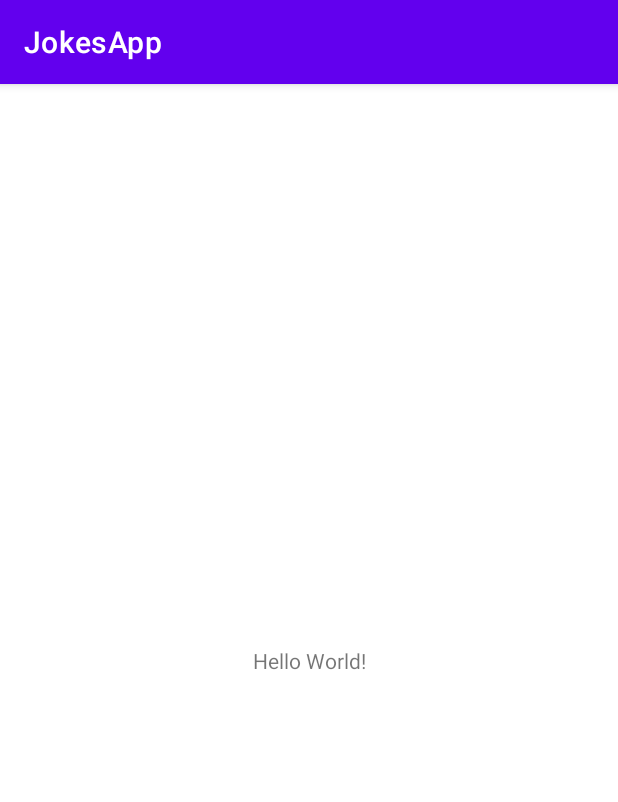
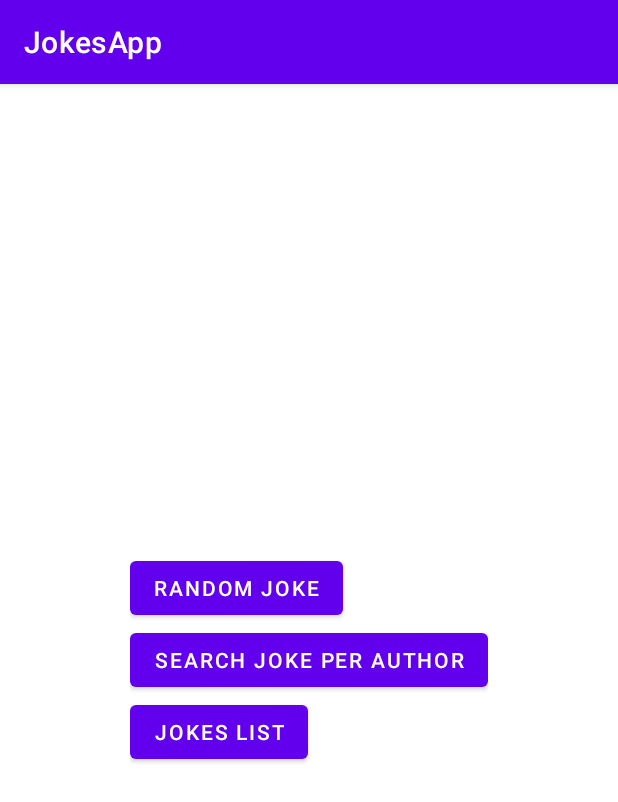
Before and after one commit to Abra-Sena/JokesApp, an Android app: the screen it shows after launch (MainActivity), on a phone screen of 412 x 824 dp. Shown: the top 802 px of the screen. Run offline under Robolectric (Android 15) with nearby library versions, the phone set to English and light mode, and no system bars.

Commit message:
Feat: set up UI with fragments and navigation graph with view binding

```diff
--- a/app/src/main/java/com/emissa/apps/jokesapp/MainActivity.kt
+++ b/app/src/main/java/com/emissa/apps/jokesapp/MainActivity.kt
@@ -2,10 +2,17 @@ package com.emissa.apps.jokesapp
 
 import androidx.appcompat.app.AppCompatActivity
 import android.os.Bundle
+import com.emissa.apps.jokesapp.databinding.ActivityMainBinding
 
 class MainActivity : AppCompatActivity() {
+
+    private val binding by lazy {
+        ActivityMainBinding.inflate(layoutInflater)
+    }
+
+
     override fun onCreate(savedInstanceState: Bundle?) {
         super.onCreate(savedInstanceState)
-        setContentView(R.layout.activity_main)
+        setContentView(binding.root)
     }
 }
--- /dev/null
+++ b/app/src/main/java/com/emissa/apps/jokesapp/views/MainFragment.kt
@@ -0,0 +1,25 @@
+package com.emissa.apps.jokesapp.views
+
+import android.os.Bundle
+import androidx.fragment.app.Fragment
+import android.view.LayoutInflater
+import android.view.View
+import android.view.ViewGroup
+import com.emissa.apps.jokesapp.databinding.FragmentMainBinding
+
+
+class MainFragment : Fragment() {
+
+    private val binding by lazy {
+        FragmentMainBinding.inflate(layoutInflater)
+    }
+
+    override fun onCreateView(
+        inflater: LayoutInflater, container: ViewGroup?,
+        savedInstanceState: Bundle?
+    ): View? {
+        // Inflate the layout for this fragment
+        return binding.root
+    }
+
+}
--- a/app/src/main/res/layout/activity_main.xml
+++ b/app/src/main/res/layout/activity_main.xml
@@ -6,13 +6,16 @@
     android:layout_height="match_parent"
     tools:context=".MainActivity">
 
-    <TextView
+    <androidx.fragment.app.FragmentContainerView
+        android:id="@+id/main_fragment_container"
+        android:name="androidx.navigation.fragment.NavHostFragment"
         android:layout_width="wrap_content"
         android:layout_height="wrap_content"
-        android:text="Hello World!"
+        app:defaultNavHost="true"
         app:layout_constraintBottom_toBottomOf="parent"
         app:layout_constraintLeft_toLeftOf="parent"
         app:layout_constraintRight_toRightOf="parent"
-        app:layout_constraintTop_toTopOf="parent" />
+        app:layout_constraintTop_toTopOf="parent"
+        app:navGraph="@navigation/main_nav_graph" />
 
 </androidx.constraintlayout.widget.ConstraintLayout>
--- /dev/null
+++ b/app/src/main/res/layout/fragment_main.xml
@@ -0,0 +1,24 @@
+<?xml version="1.0" encoding="utf-8"?>
+<LinearLayout xmlns:android="http://schemas.android.com/apk/res/android"
+    xmlns:tools="http://schemas.android.com/tools"
+    android:layout_width="match_parent"
+    android:layout_height="match_parent"
+    tools:context=".views.MainFragment"
+    android:orientation="vertical">
+
+    <Button
+        android:id="@+id/btn_random_joke"
+        android:layout_width="wrap_content"
+        android:layout_height="wrap_content"
+        android:text="@string/random_joke_btn"/>
+    <Button
+        android:id="@+id/btn_search_for_joke"
+        android:layout_width="wrap_content"
+        android:layout_height="wrap_content"
+        android:text="@string/search_joke_btn" />
+    <Button
+        android:id="@+id/btn_joke_list"
+        android:layout_width="wrap_content"
+        android:layout_height="wrap_content"
+        android:text="@string/jokes_list"/>
+</LinearLayout>
--- /dev/null
+++ b/app/src/main/res/navigation/main_nav_graph.xml
@@ -0,0 +1,32 @@
+<?xml version="1.0" encoding="utf-8"?>
+<navigation xmlns:android="http://schemas.android.com/apk/res/android"
+    xmlns:app="http://schemas.android.com/apk/res-auto"
+    xmlns:tools="http://schemas.android.com/tools"
+    android:id="@+id/main_nav_graph"
+    app:startDestination="@id/JokesFragment">
+
+    <fragment
+        android:id="@+id/JokesFragment"
+        android:name="com.emissa.apps.jokesapp.views.MainFragment"
+        android:label="JokesFragment"
+        tools:layout="@layout/fragment_main" >
+        <action
+            android:id="@+id/action_JokesFragment_to_SearchForJokes"
+            app:destination="@id/SearchForJokes" />
+        <action
+            android:id="@+id/action_JokesFragment_to_JokesListFragment"
+            app:destination="@id/JokesListFragment" />
+    </fragment>
+
+    <fragment
+        android:id="@+id/SearchForJokes"
+        android:name="com.emissa.apps.jokesapp.views.SearchJokesFragment"
+        android:label="SearchJokes"
+        tools:layout="@layout/fragment_search_jokes" />
+
+    <fragment
+        android:id="@+id/JokesListFragment"
+        android:name="com.emissa.apps.jokesapp.views.JokesListFragment"
+        android:label="AllJokes"
+        tools:layout="@layout/fragment_jokes_list" />
+</navigation>
--- a/app/src/main/res/values/strings.xml
+++ b/app/src/main/res/values/strings.xml
@@ -1,3 +1,7 @@
 <resources>
     <string name="app_name">JokesApp</string>
+    <string name="random_joke_btn">Random Joke</string>
+    <string name="search_joke_btn">Search Joke per Author</string>
+    <string name="jokes_list">Jokes List</string>
+    <string name="search_hint">Enter Joke\'s Author Full name</string>
 </resources>
```
Also changed, not shown: app/build.gradle (+8 -0 lines), app/src/main/java/com/emissa/apps/jokesapp/views/JokesListFragment.kt (added, +24 -0 lines), app/src/main/java/com/emissa/apps/jokesapp/views/SearchJokesFragment.kt (added, +23 -0 lines), app/src/main/res/layout/fragment_jokes_list.xml (added, +12 -0 lines), app/src/main/res/layout/fragment_search_jokes.xml (added, +18 -0 lines), app/src/main/res/layout/joke_item.xml (added, +16 -0 lines), 1 other file.
